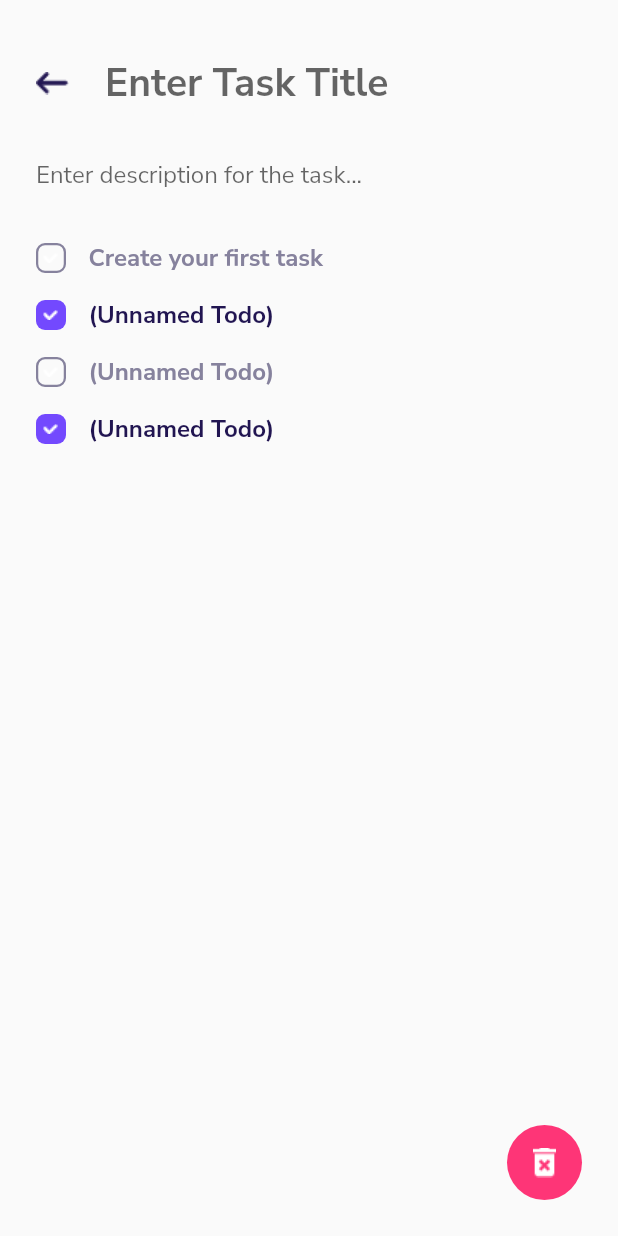
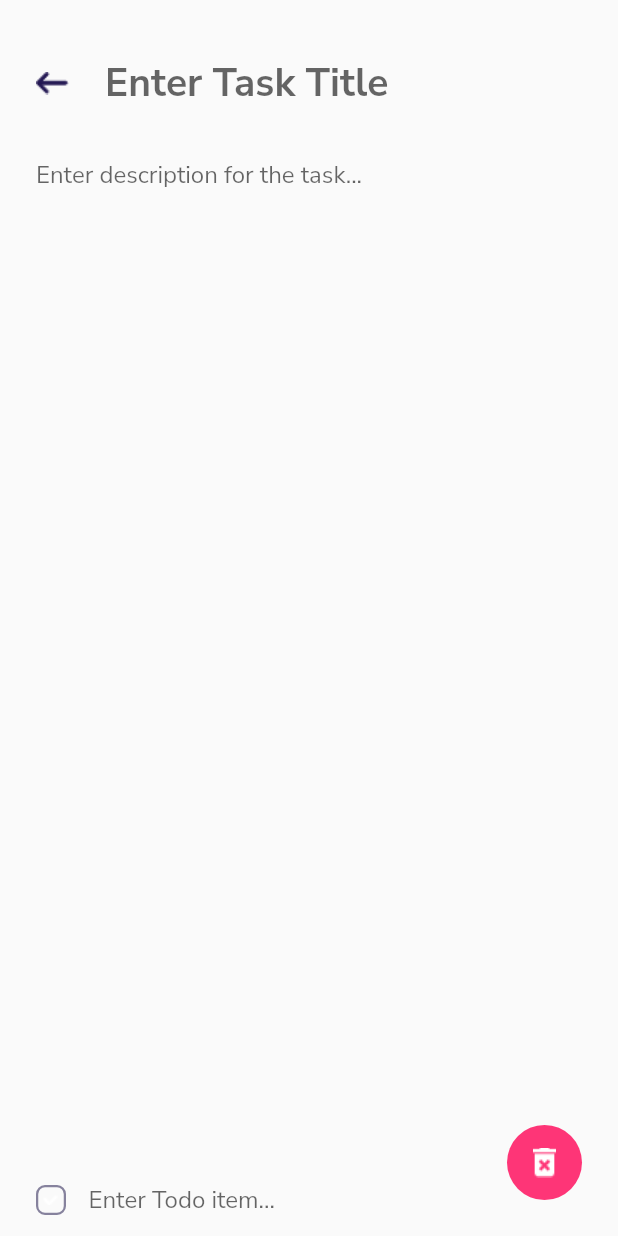
Before and after one commit to SampatPolireddi/TodoApp, a Flutter app: the Taskpage screen opened directly, on a phone screen of 412 x 824 dp. Run offline on Flutter 3.47's test engine with Material 2 defaults, Android fonts, the phone set to English and light mode, and no system bars; our stand-ins replace google_fonts, sqflite; accounts and stored records are empty.

Commit message:
commit 2

```diff
--- /dev/null
+++ b/lib/models/todo.dart
@@ -0,0 +1,16 @@
+class Todo{
+  final int id;
+  final String title;
+  final int taskId;
+  final int isDone;
+  Todo({this.id,this.title,this.isDone,this.taskId});
+
+  Map<String,dynamic> toMap(){
+    return {
+      'id':id,
+      'title': title,
+      'isDone': isDone,
+      'taskId': taskId,
+    };
+  }
+}
--- a/lib/screens/homepage.dart
+++ b/lib/screens/homepage.dart
@@ -53,8 +53,6 @@ class _HomepageState extends State<Homepage> {
                                         task :snapshot.data[index],
                                     )),
                                   );
-
-
                                 },
                                 child: TaskCardWidget(
                                   title:  snapshot.data[index].title,
--- a/lib/screens/taskpage.dart
+++ b/lib/screens/taskpage.dart
@@ -2,6 +2,7 @@ import 'package:flutter/cupertino.dart';
 import 'package:flutter/material.dart';
 import 'package:todo_app/database_helper.dart';
 import 'package:todo_app/models/task.dart';
+import 'package:todo_app/models/todo.dart';
 import 'package:todo_app/widgets.dart';
 
 class Taskpage extends StatefulWidget {
@@ -15,6 +16,9 @@ class Taskpage extends StatefulWidget {
 
 class _TaskpageState extends State<Taskpage> {
 
+  DatabaseHelper _dbHelper = DatabaseHelper();
+
+  int _taskId=0;
   String _tasktitle="";
 
   @override
@@ -22,6 +26,7 @@ class _TaskpageState extends State<Taskpage> {
 
     if(widget.task !=null){
       _tasktitle =widget.task.title;
+      _taskId = widget.task.id;
     }
     super.initState();
   }
@@ -58,9 +63,9 @@ class _TaskpageState extends State<Taskpage> {
                                if(value != ""){
                                  //check if the task is null
                                  if(widget.task==null){
-                                   DatabaseHelper _dbHelper = DatabaseHelper();
+
                                    Task _newTask = Task(title : value);
-                                   await _dbHelper.insetTask(_newTask);
+                                   await _dbHelper.insertTask(_newTask);
                                    print("New Task has been created");
                                  }else{
                                    print("update the existing task");
@@ -92,18 +97,72 @@ class _TaskpageState extends State<Taskpage> {
                      ),
                    ),
                  ),
-                 TodoWidget(
-                   text:"Create your first task",
-                   isDone: false,
-                 ),
-                 TodoWidget(
-                   isDone: true,
-                 ),
-                 TodoWidget(
-                   isDone: false,
-                 ),
-                 TodoWidget(
-                   isDone: true,
+                FutureBuilder(
+                  initialData: [],
+                  future: _dbHelper.getTodo(_taskId),
+                  builder: (context,snapshot){
+                    return Expanded(
+                      child: ListView.builder(
+                        itemCount: snapshot.data.length,
+                        itemBuilder:(context,index) {
+                          return GestureDetector(
+                            onTap: (){
+                              //switch the todo completion state
+                            },
+
+                            child: TodoWidget(
+                              text: snapshot.data[index].title,
+                              isDone: snapshot.data[index].isDone == 0 ? false :true,
+                            ),
+                          );
+                          },
+                      ),
+                    );
+                  },
+                   ),
+                 Padding(
+                   padding: const EdgeInsets.symmetric(horizontal: 24.0),
+                   child: Row(
+                     children: [
+                         Container(
+                           width: 20.0,
+                           height: 20.0,
+                           margin: EdgeInsets.only(right:15.0),
+                           decoration: BoxDecoration(
+                             color: Colors.transparent,
+                             borderRadius: BorderRadius.circular(6.0),
+                             border: Border.all(color: Color(0xFF86829D), width: 1.5),
+                           ),
+                           child: Image(
+                             image: AssetImage("assets/images/check_icon.png"),
+                           ),
+                         ),
+                       Expanded(
+                         child: TextField(
+                           onSubmitted: (value) async{
+                             if(value != ""){
+                               //check if the task is not null
+                               if(widget.task!=null){
+                                 DatabaseHelper _dbHelper = DatabaseHelper();
+                                 Todo _newTodo = Todo(
+                                   title : value,
+                                   isDone: 0,
+                                   taskId: widget.task.id,
+                                 );
+                                 await _dbHelper.insertTodo(_newTodo);
+                                 setState(() {});
+                               }
+                             }
+
+                           },
+                           decoration: InputDecoration(
+                             hintText: "Enter Todo item...",
+                             border:  InputBorder.none,
+                           ),
+                         ),
+                       ),
+                     ],
+                   ),
                  ),
                ],
              ),
```
Also changed, not shown: lib/database_helper.dart (+18 -5 lines).
